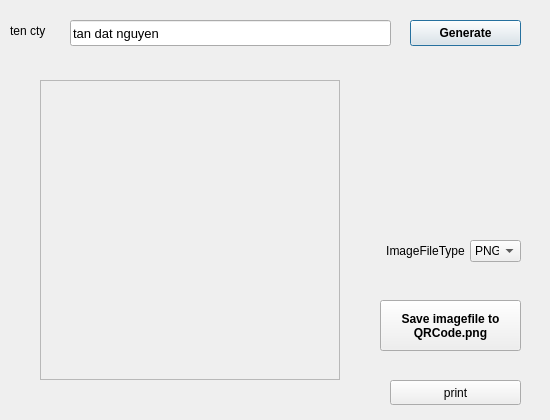
This is mainwindow.ui in trandinhchuong/-QRCode_Generator as Qt 5 draws it before an edit. The edited form follows.
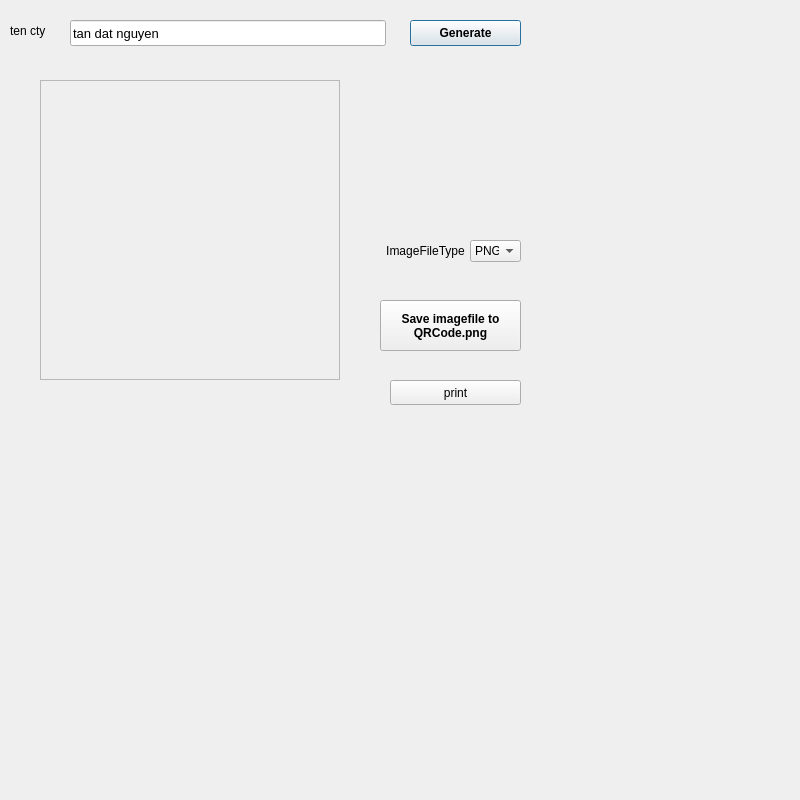
This is the edited form.

```diff
--- a/mainwindow.ui
+++ b/mainwindow.ui
@@ -6,8 +6,8 @@
    <rect>
     <x>0</x>
     <y>0</y>
-    <width>550</width>
-    <height>420</height>
+    <width>800</width>
+    <height>800</height>
    </rect>
   </property>
   <property name="sizePolicy">
@@ -18,26 +18,29 @@
   </property>
   <property name="minimumSize">
    <size>
-    <width>550</width>
-    <height>420</height>
+    <width>800</width>
+    <height>800</height>
    </size>
   </property>
   <property name="maximumSize">
    <size>
-    <width>550</width>
-    <height>420</height>
+    <width>800</width>
+    <height>800</height>
    </size>
   </property>
   <property name="windowTitle">
    <string>QRCode Generator</string>
   </property>
   <widget class="QWidget" name="centralWidget" native="true">
+   <property name="enabled">
+    <bool>true</bool>
+   </property>
    <property name="geometry">
     <rect>
      <x>0</x>
      <y>0</y>
-     <width>550</width>
-     <height>420</height>
+     <width>800</width>
+     <height>800</height>
     </rect>
    </property>
    <property name="sizePolicy">
@@ -48,14 +51,14 @@
    </property>
    <property name="minimumSize">
     <size>
-     <width>550</width>
-     <height>420</height>
+     <width>800</width>
+     <height>800</height>
     </size>
    </property>
    <property name="maximumSize">
     <size>
-     <width>550</width>
-     <height>420</height>
+     <width>800</width>
+     <height>800</height>
     </size>
    </property>
    <widget class="QLabel" name="qrcodepixmapLabel">
@@ -82,7 +85,7 @@
      <rect>
       <x>70</x>
       <y>20</y>
-      <width>321</width>
+      <width>316</width>
       <height>26</height>
      </rect>
     </property>
```
